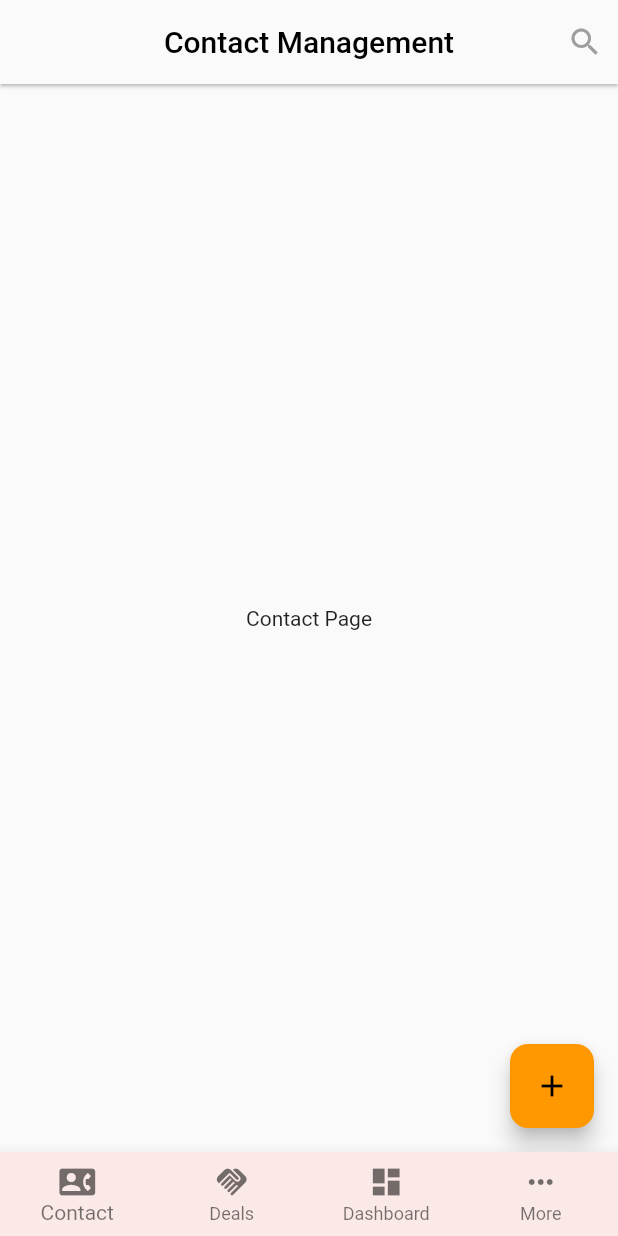
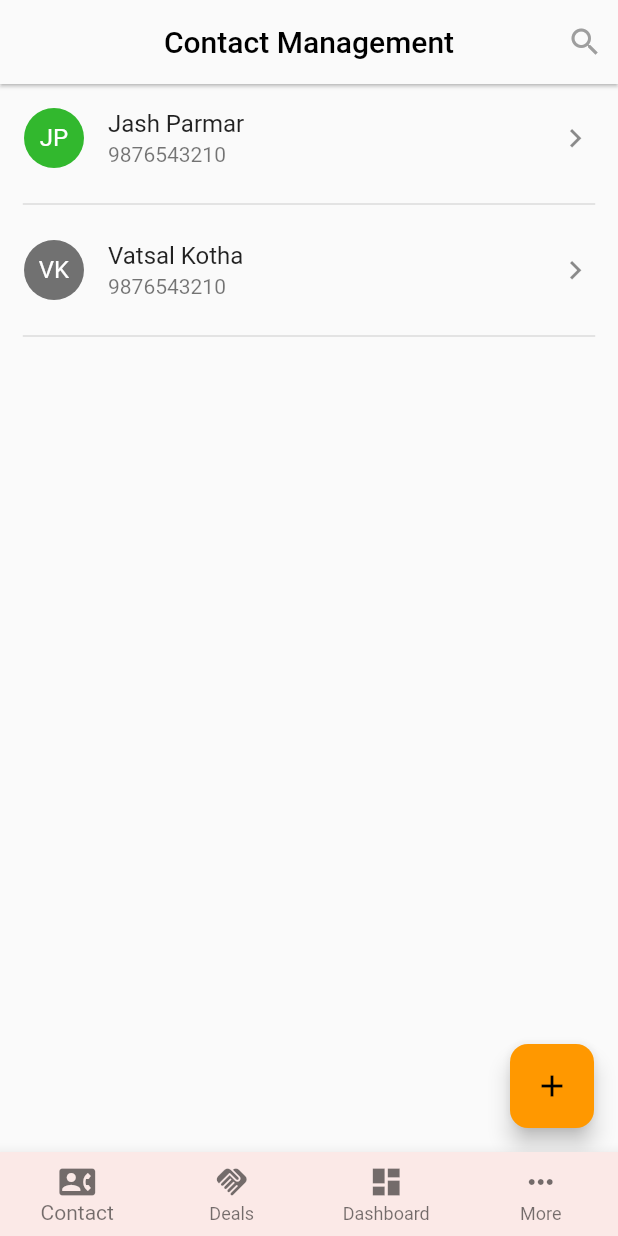
Before and after one commit to VatsalKotha/CRM, a Flutter app: the AdminPage screen opened directly, on a phone screen of 412 x 824 dp. Run offline on Flutter 3.47's test engine with Material 2 defaults, Android fonts, the phone set to English and light mode, and no system bars; our stand-ins replace awesome_snackbar_content, flutter_otp_text_field, get, google_fonts, table_calendar.

Commit message:
Contact page compo & fixed bugs

```diff
--- a/lib/constants/text_string.dart
+++ b/lib/constants/text_string.dart
@@ -18,6 +18,7 @@
 
 // Title for admin page
  const String jAppbarContactPageTitle = "Contact Management";
+ const String jAppbarContactDetailScreenTitle = "Contact Details";
  const String jAppbarDealPageTitle = "Deal Management";
  const String jAppbarEmployeePageTitle = "Employee Management";
  const String jAppbarAdminDashboardPageTitle = "Admin Dashboard";
--- a/lib/controllers/on_press_action.dart
+++ b/lib/controllers/on_press_action.dart
@@ -1,4 +1,5 @@
 
+import 'package:crm/screens/admin/contacts/contact_detail_screen.dart';
 import 'package:get/get.dart';
 import '../screens/home/lead/lead_form.dart';
 
@@ -20,4 +21,9 @@ class OnPressAction {
     Get.to(() => const LeadForm());
   }
 
+  // navigates from LeadPage() to LeadForm()
+  static void goToContactDetailScreen() {
+    Get.to(() => const ContactDetailScreen());
+  }
+
 }
--- a/lib/main.dart
+++ b/lib/main.dart
@@ -2,6 +2,8 @@
 // ignore_for_file: prefer_const_constructors
 
 import 'package:crm/routes/routes.dart';
+import 'package:crm/screens/admin/admin_page.dart';
+import 'package:crm/screens/admin/contacts/contact_page.dart';
 import 'package:crm/screens/auth/login/loginScreen.dart';
 import 'package:crm/screens/home/lead/lead_form.dart';
 import 'package:crm/utility/theme/theme.dart';
@@ -28,7 +30,7 @@ class MyApp extends StatelessWidget {
       initialRoute: Routes.getLoginScreenRoute(),
 
        // home: LoginScreen(),
-      home: LeadForm(),
+      home: ContactPage(),
     );
   }
 }
--- a/lib/screens/admin/admin_page.dart
+++ b/lib/screens/admin/admin_page.dart
@@ -86,7 +86,7 @@ class _AdminPageState extends State<AdminPage> {
                 },
               ),
               ListTile(
-                leading: const Icon(Icons.person),
+                leading: const Icon(Icons.settings),
                 title: const Text('Setting'),
                 onTap: () {
                   setState(() {
--- a/lib/screens/admin/contacts/contact_page.dart
+++ b/lib/screens/admin/contacts/contact_page.dart
@@ -1,5 +1,5 @@
-
 import 'package:crm/constants/text_string.dart';
+import 'package:crm/utility/widget/contact_list_tile_widget.dart';
 import 'package:flutter/material.dart';
 
 import '../../../utility/widget/appbar.dart';
@@ -11,16 +11,30 @@ class ContactPage extends StatelessWidget {
   Widget build(BuildContext context) {
     return Scaffold(
       appBar: const AppBarWidget(title: jAppbarContactPageTitle),
-      body: const Center(
-        child:
-        Text("Contact Page"),
+      body: SingleChildScrollView(
+        child: Column(
+          children: const [
+            ContactListTileWidget(
+              contactName: "Jash Parmar",
+              contactPhnNo: "9876543210",
+              color0to7: 1,
+            ),
+            ContactListTileWidget(
+              contactName: "Vatsal Kotha",
+              contactPhnNo: "9876543210",
+              color0to7: 6,
+            ),
+          ],
+        ),
       ),
+
+      // button for contact form
       floatingActionButton: FloatingActionButton(
         shape: RoundedRectangleBorder(
           borderRadius: BorderRadius.circular(12.0),
         ),
         child: const Icon(Icons.add),
-        onPressed: () {  },
+        onPressed: () {},
       ),
     );
   }
--- a/lib/screens/auth/login/login_form_widget.dart
+++ b/lib/screens/auth/login/login_form_widget.dart
@@ -5,6 +5,7 @@ import 'package:crm/screens/home/home_page.dart';
 import 'package:flutter/foundation.dart';
 import 'package:flutter/material.dart';
 import 'package:get/get.dart';
+import '../../../controllers/validator.dart';
 import '../forgot_password/forgot_password_mail_screen.dart';
 import '../forgot_password/forgot_password_option_widget.dart';
 import '../forgot_password/forgot_password_sms_screen.dart';
@@ -53,6 +54,7 @@ class _LoginFormState extends State<LoginForm> {
                   return null;
                 },
               ),
+
 
               SizedBox(height: 20),
 
--- /dev/null
+++ b/lib/utility/widget/contact_list_tile_widget.dart
@@ -0,0 +1,84 @@
+
+import 'dart:math';
+
+import 'package:flutter/material.dart';
+import '../../controllers/on_press_action.dart';
+
+class ContactListTileWidget extends StatefulWidget {
+  const ContactListTileWidget({Key? key,
+    required this.contactName,
+    required this.contactPhnNo,
+    required this.color0to7,
+  }) : super(key: key);
+
+
+  final String contactName;
+  final String contactPhnNo;
+  final int color0to7;
+
+  @override
+  State<ContactListTileWidget> createState() => _ContactListTileWidgetState();
+}
+
+class _ContactListTileWidgetState extends State<ContactListTileWidget> {
+
+  String getInitials(String name) {
+    List<String> names = name.split(' ');
+    String initials = '';
+    if (names.isNotEmpty) {
+      initials = names[0][0];
+      if (names.length > 1) {
+        initials += names[names.length - 1][0];
+      }
+    }
+    return initials;
+  }
+
+  List<String> colors = [
+    '0xFF3080FF',
+    '0xFF32B82E',
+    '0xFFE47522',
+    '0xFFEBD100',
+    '0xFFF75555',
+    '0xFFCE4CC8',
+    '0xFF717171',
+    '0xFF2A33A5',
+  ];
+
+// Function to get random color
+  Color getColorFromIndex(int index) {
+    if (index >= 0 && index < colors.length) {
+      String colorString = colors[index];
+      int colorValue = int.parse(colorString);
+      return Color(colorValue);
+    }
+    // Return a default color if the index is out of range
+    return Colors.blue;
+  }
+
+  @override
+  Widget build(BuildContext context) {
+    return Column(
+      children: [
+        ListTile(
+          leading: CircleAvatar(
+            backgroundColor: getColorFromIndex(widget.color0to7),
+            child: Text(
+              getInitials(widget.contactName),
+              style: const TextStyle(color: Colors.white),
+            ),
+          ),
+          title: Text(widget.contactName),
+          subtitle: Text(widget.contactPhnNo),
+          trailing: const Icon(
+            Icons.keyboard_arrow_right,
+            color: Colors.black45,
+            size: 25.0,
+          ),
+          onTap: OnPressAction.goToContactDetailScreen,
+        ),
+        const Divider(thickness: 1.0,indent: 15.2,endIndent: 15.2),
+      ],
+    );
+  }
+}
--- a/lib/utility/widget/form_dropdown.dart
+++ b/lib/utility/widget/form_dropdown.dart
@@ -6,18 +6,22 @@ class FormDropdown extends StatefulWidget {
     this.title,
     this.prefixIcon,
     this.optionValues = const ["Option 1", "Option 2", "Option 3"],
+    this.validator,
   }) : super(key: key);
 
   final Icon? prefixIcon;
   final List<String> optionValues;
   final String? title;
+  final FormFieldValidator? validator;
 
   @override
   State<FormDropdown> createState() => _FormDropdownState();
 }
 
 class _FormDropdownState extends State<FormDropdown> {
+
   late String selectedValue = widget.optionValues[0];
+
   @override
   Widget build(BuildContext context) {
     return Column(
@@ -39,6 +43,7 @@ class _FormDropdownState extends State<FormDropdown> {
 
         // the text box
         DropdownButtonFormField(
+          validator: widget.validator,
           items: widget.optionValues.map((e) => DropdownMenuItem(value: e, child: Text(e))).toList(),
           onChanged: (newSelectedValue) {
             setState(() {
```
Also changed, not shown: lib/controllers/validator.dart (+15 -0 lines), lib/screens/admin/contacts/contact_detail_screen.dart (added, +22 -0 lines), lib/screens/home/lead/lead_form.dart (+7 -1 lines).
